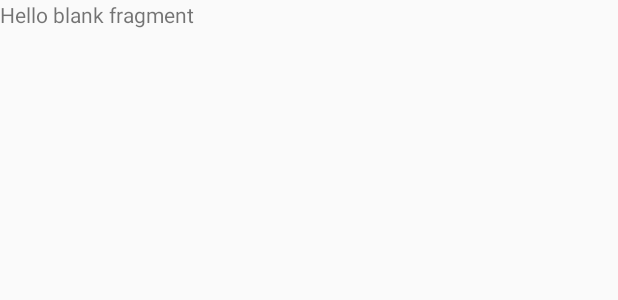
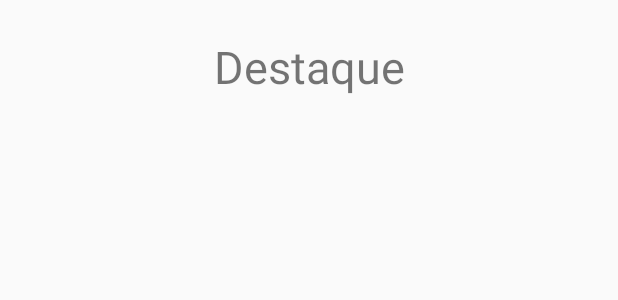
Before and after one commit to angelagra/Projeto-Integrador-IV---Sistema-Web-Modularizavel, an Android app: the layout fragment_destaque.xml on its own in the app's theme, with its tools: preview values and no code run, on a phone screen of 412 x 824 dp. Shown: the top 300 px of the screen. Run offline under Robolectric (Android 15) with nearby library versions, the phone set to English and light mode, and no system bars.

Commit message:
fragment destaque

```diff
--- a/HippoSupermecado/app/src/main/res/layout/fragment_destaque.xml
+++ b/HippoSupermecado/app/src/main/res/layout/fragment_destaque.xml
@@ -1,13 +1,23 @@
-<FrameLayout xmlns:android="http://schemas.android.com/apk/res/android"
+<android.support.constraint.ConstraintLayout
+    xmlns:android="http://schemas.android.com/apk/res/android"
+    xmlns:app="http://schemas.android.com/apk/res-auto"
     xmlns:tools="http://schemas.android.com/tools"
     android:layout_width="match_parent"
     android:layout_height="match_parent"
     tools:context="com.hipposupermecado.Destaque">
 
-    <!-- TODO: Update blank fragment layout -->
+
     <TextView
-        android:layout_width="match_parent"
-        android:layout_height="match_parent"
-        android:text="@string/hello_blank_fragment" />
-
-</FrameLayout>
+        android:id="@+id/textView5"
+        android:layout_width="wrap_content"
+        android:layout_height="wrap_content"
+        android:layout_marginEnd="8dp"
+        android:layout_marginStart="8dp"
+        android:layout_marginTop="24dp"
+        android:text="Destaque"
+        android:textAlignment="center"
+        android:textSize="30sp"
+        app:layout_constraintEnd_toEndOf="parent"
+        app:layout_constraintStart_toStartOf="parent"
+        app:layout_constraintTop_toTopOf="parent" />
+</android.support.constraint.ConstraintLayout>
```
